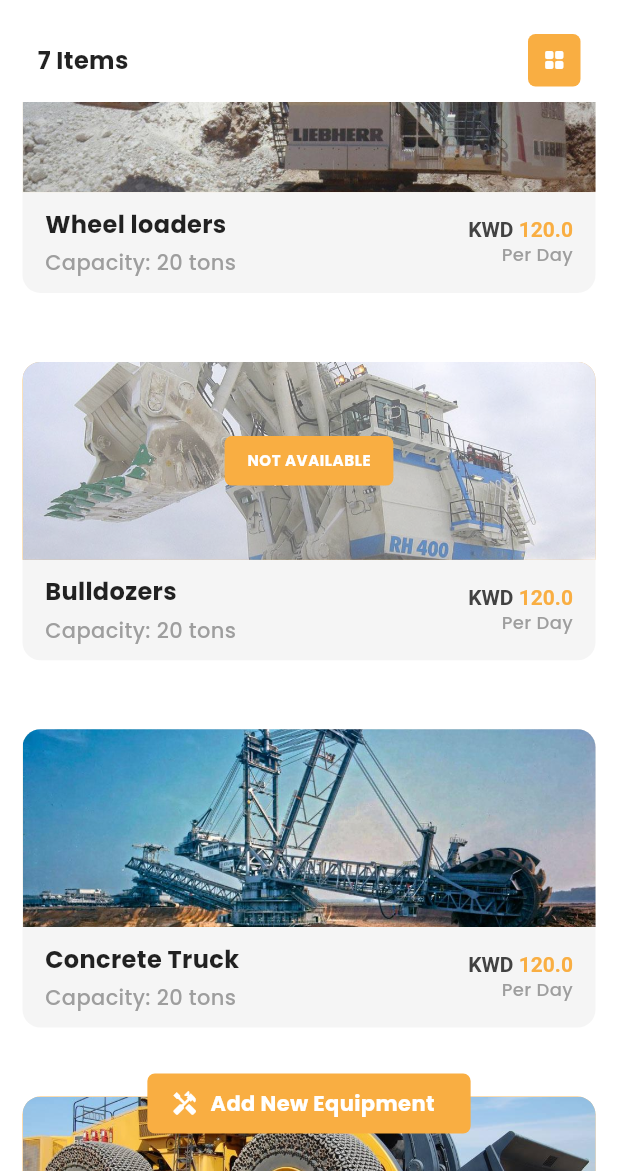
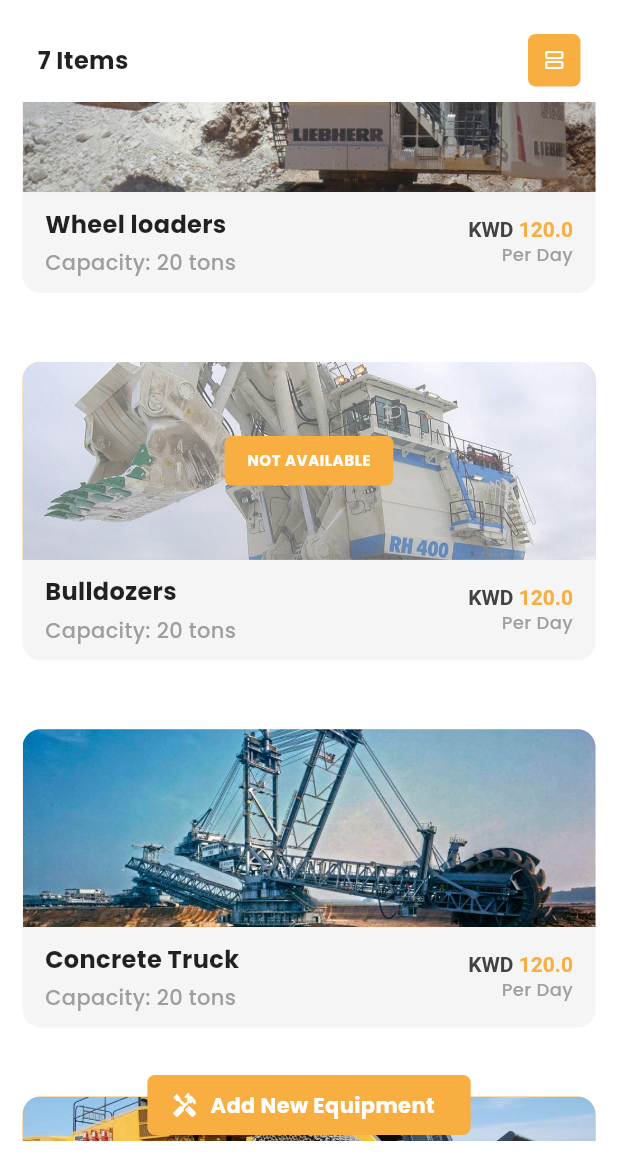
Before and after one commit to bijithintersmart/ibuild_vendor_app, a Flutter app: the EquipmentScreen screen opened by its route, scrolled down 576 dp, on a phone screen of 412 x 824 dp, the part 65-1236 px from its top. Run offline on Flutter 3.47's test engine with Material 3 defaults, Android fonts, the phone set to English and light mode, and no system bars; our stand-ins replace badges, cached_network_image, carousel_slider, connectivity_plus, dio, equatable and 17 more; missing offline and left inert: dio_smart_retry, forui, open_settings_plus, talker_logger; accounts and stored records are empty.

Commit message:
refactor: rename FavoriteShape to ScreenLayout for clarity and update related references

```diff
--- /dev/null
+++ b/devtools_options.yaml
@@ -0,0 +1,3 @@
+description: This file stores settings for Dart & Flutter DevTools.
+documentation: https://docs.flutter.dev/tools/devtools/extensions#configure-extension-enablement-states
+extensions:
--- a/lib/features/equipments/presentation/pages/equipments.dart
+++ b/lib/features/equipments/presentation/pages/equipments.dart
@@ -8,7 +8,7 @@ import 'package:ibuild_vendor/features/equipments/presentation/widgets/equiment_
 
 import '../widgets/equiment_grid_view.dart';
 
-enum FavoriteShape { gird, list }
+enum ScreenLayout { gird, list }
 
 typedef OnPressedCard = Function(int index);
 
@@ -21,7 +21,7 @@ class EquipmentScreen extends StatefulWidget {
 
 class _EquipmentScreenState extends State<EquipmentScreen>
     with SingleTickerProviderStateMixin {
-  late ValueNotifier<FavoriteShape> _switchNotifier;
+  late ValueNotifier<ScreenLayout> _switchNotifier;
   late TabController _tabController;
 
   @override
@@ -34,7 +34,7 @@ class _EquipmentScreenState extends State<EquipmentScreen>
   @override
   void initState() {
     super.initState();
-    _switchNotifier = ValueNotifier(FavoriteShape.gird);
+    _switchNotifier = ValueNotifier(ScreenLayout.gird);
     _tabController = TabController(length: 2, vsync: this);
   }
 
@@ -59,8 +59,8 @@ class _EquipmentScreenState extends State<EquipmentScreen>
               fillColor: AppColors.secondary,
               child: Icon(
                 _tabController.index == 0
-                    ? Icons.grid_view_rounded
-                    : Icons.view_agenda_outlined,
+                    ? Icons.view_agenda_outlined
+                    : Icons.grid_view_rounded,
                 size: 20 - 4,
                 color: Colors.white,
               ),
@@ -72,43 +72,19 @@ class _EquipmentScreenState extends State<EquipmentScreen>
   }
 
   void _switchBetweenGridAndList() {
-    if (_switchNotifier.value == FavoriteShape.gird) {
+    if (_switchNotifier.value == ScreenLayout.gird) {
       _tabController.animateTo(1);
-      _switchNotifier.value = FavoriteShape.list;
+      _switchNotifier.value = ScreenLayout.list;
     } else {
       _tabController.animateTo(0);
-      _switchNotifier.value = FavoriteShape.gird;
+      _switchNotifier.value = ScreenLayout.gird;
     }
   }
 
   @override
   Widget build(BuildContext context) {
     return Scaffold(
-        floatingActionButtonLocation: FloatingActionButtonLocation.centerFloat,
-        floatingActionButton: Padding(
-          padding: const EdgeInsets.symmetric(horizontal: 25, vertical: 5),
-          child: ElevatedButton.icon(
-              onPressed: () {
-                GoRouter.of(context).push(Routes.ADD_EQUIPMENT);
-              },
-              style: ElevatedButton.styleFrom(minimumSize: const Size(150, 40),
-                backgroundColor: AppColors.secondary,
-                shape: RoundedRectangleBorder(
-                  borderRadius: BorderRadius.circular(5),
-                ),
-              ),
-              icon: const Icon(
-                Icons.handyman,
-                color: Colors.white,
-              ),
-              label: Text(
-                'Add New Equipment',
-                style: Theme.of(context).textTheme.bodyMedium!.copyWith(
-                      fontWeight: FontWeight.bold,
-                      color: Colors.white,
-                    ),
-              )),
-        ),
+        extendBody: true,
         appBar: AppBar(
           leading: IconButton(
             icon: const Icon(Icons.arrow_back_ios_new_rounded),
@@ -129,10 +105,15 @@ class _EquipmentScreenState extends State<EquipmentScreen>
             IconButton(icon: const Icon(Icons.search), onPressed: () {}),
           ],
         ),
-        body: Column(
+        body: Padding(
+          padding: const EdgeInsets.only(bottom: 20),
+          child: Stack(
+            children: [
+              Column(
                 children: [
                   Padding(
-              padding: const EdgeInsets.symmetric(horizontal: 25, vertical: 10),
+                    padding: const EdgeInsets.symmetric(
+                        horizontal: 25, vertical: 10),
                     child: Row(
                       mainAxisAlignment: MainAxisAlignment.spaceBetween,
                       children: [
@@ -161,6 +142,40 @@ class _EquipmentScreenState extends State<EquipmentScreen>
                     ),
                   ),
                 ],
+              ),
+              Align(
+                alignment: Alignment.bottomCenter,
+                child: Container(
+                  color: Colors.transparent,
+                  child: ElevatedButton.icon(
+                    onPressed: () {
+                      GoRouter.of(context).push(Routes.ADD_EQUIPMENT);
+                    },
+                    style: ElevatedButton.styleFrom(
+                      minimumSize: const Size(200, 40),
+                      backgroundColor: AppColors.secondary,
+                      shadowColor: Colors.transparent,
+                      elevation: 2,
+                      shape: RoundedRectangleBorder(
+                        borderRadius: BorderRadius.circular(5),
+                      ),
+                    ),
+                    icon: const Icon(
+                      Icons.handyman,
+                      color: Colors.white,
+                    ),
+                    label: Text(
+                      'Add New Equipment',
+                      style: Theme.of(context).textTheme.bodyMedium!.copyWith(
+                            fontWeight: FontWeight.bold,
+                            color: Colors.white,
+                          ),
+                    ),
+                  ),
+                ),
+              ),
+            ],
+          ),
         ));
   }
 }
--- a/lib/features/equipments/presentation/widgets/equiment_grid_view.dart
+++ b/lib/features/equipments/presentation/widgets/equiment_grid_view.dart
@@ -48,7 +48,7 @@ class _GridViewContentState extends State<GridViewContent> {
           index: index,
           equipmentData: equipments[index],
           onPressedCard: (index) {
-            GoRouter.of(context).push(Routes.BOOKING);
+            GoRouter.of(context).push(Routes.BOOKING_DATE);
           },
         ),
       ),
```
Also changed, not shown: lib/features/home/presentation/pages/home.dart (+9 -2 lines). Lines whose indentation alone changed are shown as unchanged.
